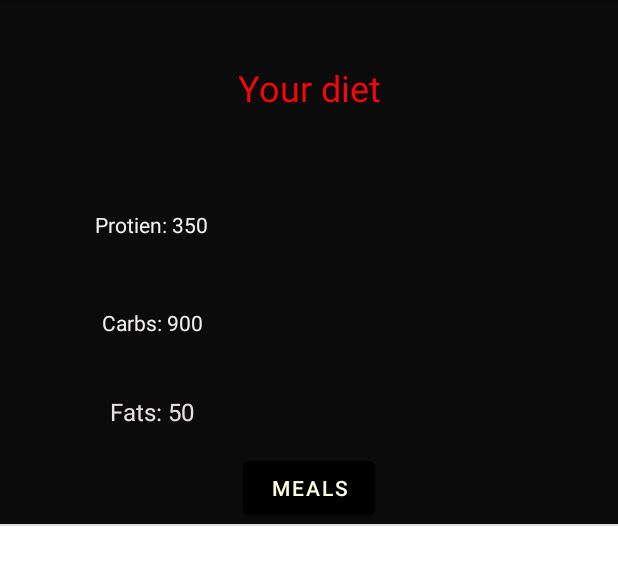
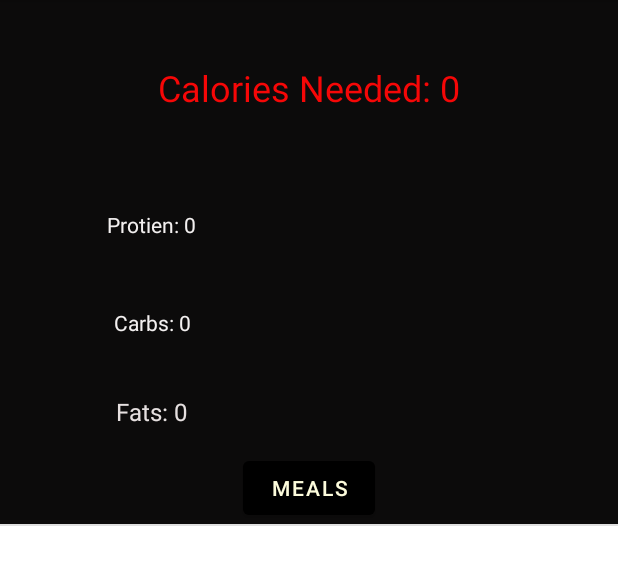
Before and after one commit to AhmadHaider37/MyApplication, an Android app: the createDietActivity screen opened directly, with no data from a screen before it, after a tap on "NEXT", on a phone screen of 412 x 824 dp, the part 84-658 px from its top. Run offline under Robolectric (Android 15) with nearby library versions, the phone set to English and light mode, and no system bars; our stand-ins replace Firebase (no records; nobody signed in at launch, a user with empty details on screens opened directly); 2 statements that could not run were skipped.

Commit message:
new things

```diff
--- a/app/src/main/java/com/example/myapplication/DietActivity.java
+++ b/app/src/main/java/com/example/myapplication/DietActivity.java
@@ -20,8 +20,11 @@ public class DietActivity extends AppCompatActivity {
     protected void onCreate(Bundle savedInstanceState) {
         super.onCreate(savedInstanceState);
         setContentView(R.layout.activity_array_list);
+
+        double weight = getIntent().getDoubleExtra("weight",0.0);
+        double height = getIntent().getDoubleExtra("height",0.0);
         list = new ArrayList<>();
-        list.add(new Mydiet("Your diet", true, 50, 5000, 350, 900,50));
+        list.add(new Mydiet("Your diet", true, 50, (int)height+(int)weight*30 , (int)weight*2 , (int)weight*4,(int)weight*1));
         myListView = findViewById(R.id.myListView);
          myAdapter = new MyDietCustomAdapter(this, R.layout.diet_row , list);
         myListView.setAdapter(myAdapter);
@@ -35,7 +38,7 @@ public class DietActivity extends AppCompatActivity {
     }
      public void meals(View view) {
         Intent intent = new Intent(this, ArrayListActivity.class);
-     startActivity(intent);
+        startActivity(intent);
 
     }
 }
--- a/app/src/main/java/com/example/myapplication/MainActivity.java
+++ b/app/src/main/java/com/example/myapplication/MainActivity.java
@@ -64,7 +64,8 @@ public class MainActivity extends AppCompatActivity implements View.OnLongClickL
 
         if (!editTextEmail.getText().toString().equals("")) {
            SharedPreferences sp= getSharedPreferences("setting",MODE_PRIVATE);
-           SharedPreferences.Editor editor=sp.edit();         editor.putString("email",editTextEmail.getText().toString());
+           SharedPreferences.Editor editor=sp.edit();
+           editor.putString("email",editTextEmail.getText().toString());
            editor.putString("password",editTextPassword.getText().toString());
             editor.commit();
 
--- a/app/src/main/java/com/example/myapplication/MyDietCustomAdapter.java
+++ b/app/src/main/java/com/example/myapplication/MyDietCustomAdapter.java
@@ -32,11 +32,11 @@ public class MyDietCustomAdapter extends ArrayAdapter<Mydiet> {
             view= LayoutInflater.from(context).inflate(resource,parent , false);
         Mydiet mydiet=getItem(position);
         if(mydiet!=null){
-             TextView textViewDescription =view.findViewById(R.id.TextViewDesc);
+             TextView textViewCalories =view.findViewById(R.id.TextViewCalories);
             TextView textViewProtien =view.findViewById(R.id.protienTextView);
             TextView textViewCarbs =view.findViewById(R.id.carbstextview);
             TextView textViewFats =view.findViewById(R.id.fatstextview);
-             textViewDescription.setText(mydiet.getDescription());
+            textViewCalories.setText("Calories Needed: "+mydiet.getCalories());
             textViewProtien.setText("Protien: "+mydiet.getProtein());
             textViewCarbs.setText("Carbs: "+mydiet.getCarbs());
             textViewFats.setText("Fats: "+mydiet.getFats());
--- a/app/src/main/java/com/example/myapplication/createDietActivity.java
+++ b/app/src/main/java/com/example/myapplication/createDietActivity.java
@@ -31,6 +31,7 @@ public class createDietActivity extends AppCompatActivity implements AdapterView
     private String program;
     private EditText editTextHeight;
     private EditText editTextWeight;
+    private ArrayList<Meal> meals=new ArrayList<>();
     @Override
     protected void onCreate(Bundle savedInstanceState) {
         super.onCreate(savedInstanceState);
@@ -57,7 +58,7 @@ public class createDietActivity extends AppCompatActivity implements AdapterView
             public void onDataChange(@NonNull DataSnapshot snapshot) {
                 for(DataSnapshot dataSnapshot: snapshot.getChildren()){
                     Meal meal1=dataSnapshot.getValue(Meal.class);
-               //     ArrayList.add(meal1);
+                    meals.add(meal1);
 
                 }
             }
@@ -72,9 +73,10 @@ public class createDietActivity extends AppCompatActivity implements AdapterView
         Intent intent = new Intent(this, DietActivity.class);
         String weight = editTextWeight.getText().toString();
         String height = editTextHeight.getText().toString();
-        String MyDiet= program;
-
-
+        double weightVal = Double.parseDouble(weight);
+        double heightVal = Double.parseDouble(height);
+        intent.putExtra("weight", weightVal);
+        intent.putExtra("height", heightVal);
         startActivity(intent);
     }
 
--- a/app/src/main/res/layout/diet_row.xml
+++ b/app/src/main/res/layout/diet_row.xml
@@ -13,7 +13,7 @@
         android:orientation="vertical">
 
         <TextView
-            android:id="@+id/TextViewDesc"
+            android:id="@+id/TextViewCalories"
             android:layout_width="match_parent"
             android:layout_height="117dp"
             android:layout_gravity="top"
```
